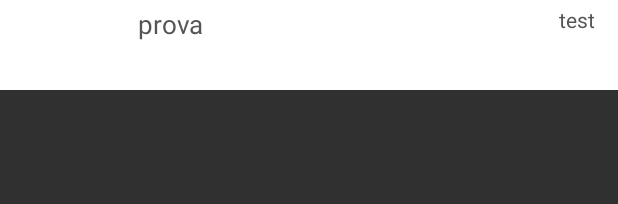
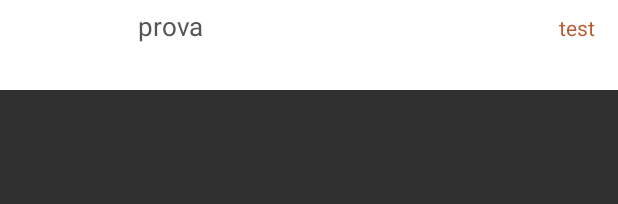
Before and after one commit to Xiryl/Coupons-Qr-App, an Android app: the layout qr_item_list_layout.xml on its own in the app's theme, with its tools: preview values and no code run, on a phone screen of 412 x 824 dp. Shown: the top 204 px of the screen. Run offline under Robolectric (Android 15) with nearby library versions, the phone set to English and light mode, and no system bars.

Commit message:
fix item listview margin

```diff
--- a/QRCoupons/app/src/main/res/layout/qr_item_list_layout.xml
+++ b/QRCoupons/app/src/main/res/layout/qr_item_list_layout.xml
@@ -20,7 +20,7 @@
     android:layout_width="wrap_content"
     android:layout_height="wrap_content"
     android:layout_marginLeft="16dp"
-    android:layout_marginTop="4dp"
+    android:layout_marginTop="5dp"
     android:clickable="false"
     android:id="@+id/qr_item_list_title"
     android:textSize="17sp"
@@ -32,7 +32,8 @@
     android:id="@+id/qr_item_list_end_date"
     android:clickable="false"
     android:layout_marginEnd="15dp"
-    android:textColor="@color/dark_gray"
+    android:layout_marginTop="5dp"
+    android:textColor="#B55C32"
     android:gravity="end"
     android:text="test"/>
 
```
